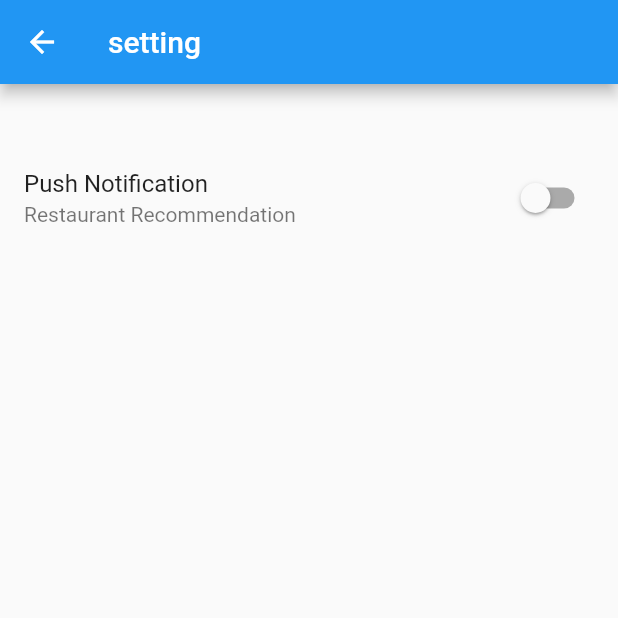
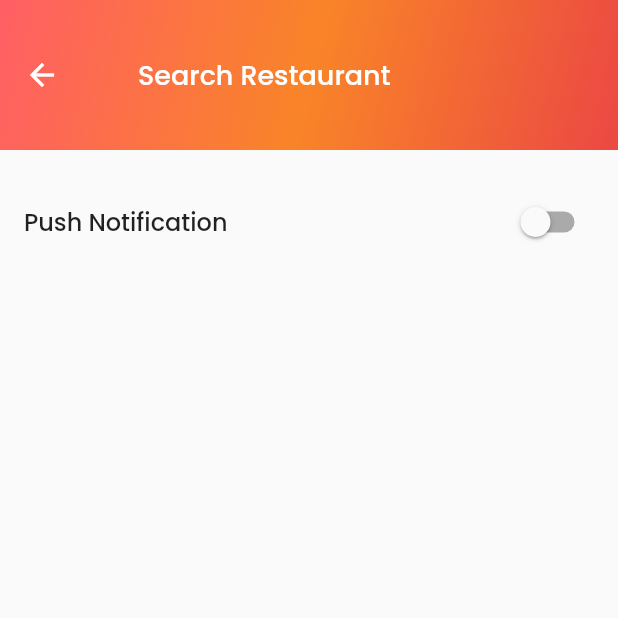
Before and after one commit to GdeSwiyasa/flutter-restaurant-app, a Flutter app: the SettingPage screen opened by its route, on a phone screen of 412 x 824 dp, the top half of it. Run offline on Flutter 3.47's test engine with Material 2 defaults, Android fonts, the phone set to English and light mode, and no system bars; drawn by our look-alikes of overlay_support; our stand-ins replace flutter_local_notifications, google_fonts, rxdart, shared_preferences, sqflite; missing offline and left inert: android_alarm_manager_plus; accounts and stored records are empty; network calls fail.

Commit message:
add appbar and update function

```diff
--- a/lib/screen/settings_page.dart
+++ b/lib/screen/settings_page.dart
@@ -1,5 +1,7 @@
 import 'package:flutter/material.dart';
+import 'package:google_fonts/google_fonts.dart';
 import 'package:provider/provider.dart';
+import 'package:restaurant_app/common/color.dart';
 import 'package:restaurant_app/provider/daily_alarm_provider.dart';
 import 'package:restaurant_app/screen/search_page.dart';
 import 'package:shared_preferences/shared_preferences.dart';
@@ -41,25 +43,53 @@ class _SettingPageState extends State<SettingPage> {
     return ChangeNotifierProvider<SchedulingProvider>(
       create: (context) => SchedulingProvider(),
       child: Scaffold(
-        appBar: AppBar(title: Text("setting")),
+        appBar: AppBar(
+          toolbarHeight: 100,
+          title: Padding(
+            padding: const EdgeInsets.all(20.0),
+            child: Text(
+              "Search Restaurant",
+              style: GoogleFonts.poppins(
+                fontSize: 18,
+                fontWeight: FontWeight.w500,
+              ),
+            ),
+          ),
+          flexibleSpace: Container(
+            decoration: BoxDecoration(
+              gradient: LinearGradient(
+                begin: Alignment.topLeft,
+                end: Alignment.bottomRight,
+                colors: <Color>[
+                  CustomColor().fieryRose,
+                  CustomColor().princetonOrange,
+                  CustomColor().tartOrange,
+                ],
+              ),
+            ),
+          ),
+          elevation: 0,
+        ),
         body: Column(
           children: [
             const SizedBox(
               height: 20.0,
             ),
-            const SizedBox(
-              height: 20.0,
+            ListTile(
+              iconColor: Colors.black,
+              title: Text(
+                'Push Notification',
+                style: GoogleFonts.poppins(
+                  fontSize: 16,
+                  fontWeight: FontWeight.w500,
                 ),
-            Material(
-              child: ListTile(
-                iconColor: Colors.black,
-                title: const Text('Push Notification'),
-                subtitle: const Text('Restaurant Recommendation'),
+              ),
               trailing: Consumer<SchedulingProvider>(
                 builder: (context, scheduled, _) {
                   return Switch(
+                    activeColor: CustomColor().fieryRose,
                     value: notification,
-                      onChanged: (bool value) {
+                    onChanged: (value) {
                       setState(
                         () {
                           scheduled.scheduledRestaurantRecoment(value);
@@ -71,7 +101,6 @@ class _SettingPageState extends State<SettingPage> {
                   );
                 },
               ),
-              ),
             )
           ],
         ),
```
Lines whose indentation alone changed are shown as unchanged.
